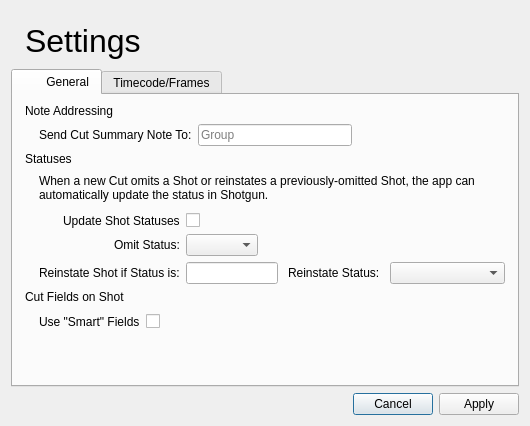
First picture: the form in resources/settings_dialog.ui, repository shotgunsoftware/tk-multi-importcut, before the edit.
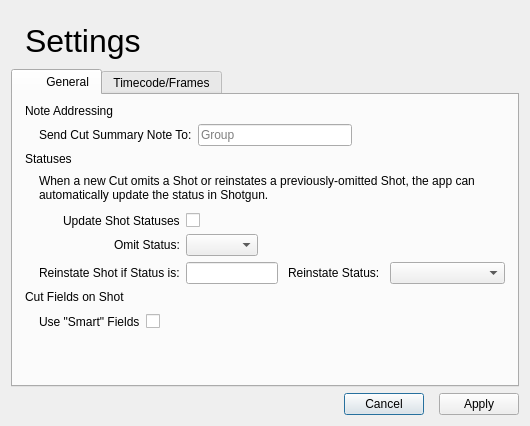
Second picture: the form after the edit.

Commit message: For #37562, adjusted button/widget spacing for RV.

Patch:
```diff
--- a/resources/settings_dialog.ui
+++ b/resources/settings_dialog.ui
@@ -723,7 +723,7 @@
    <item>
     <layout class="QHBoxLayout" name="horizontalLayout_9">
      <property name="spacing">
-      <number>6</number>
+      <number>15</number>
      </property>
      <item>
       <spacer name="horizontalSpacer_4">
```
The commit also changes 3 other files.
